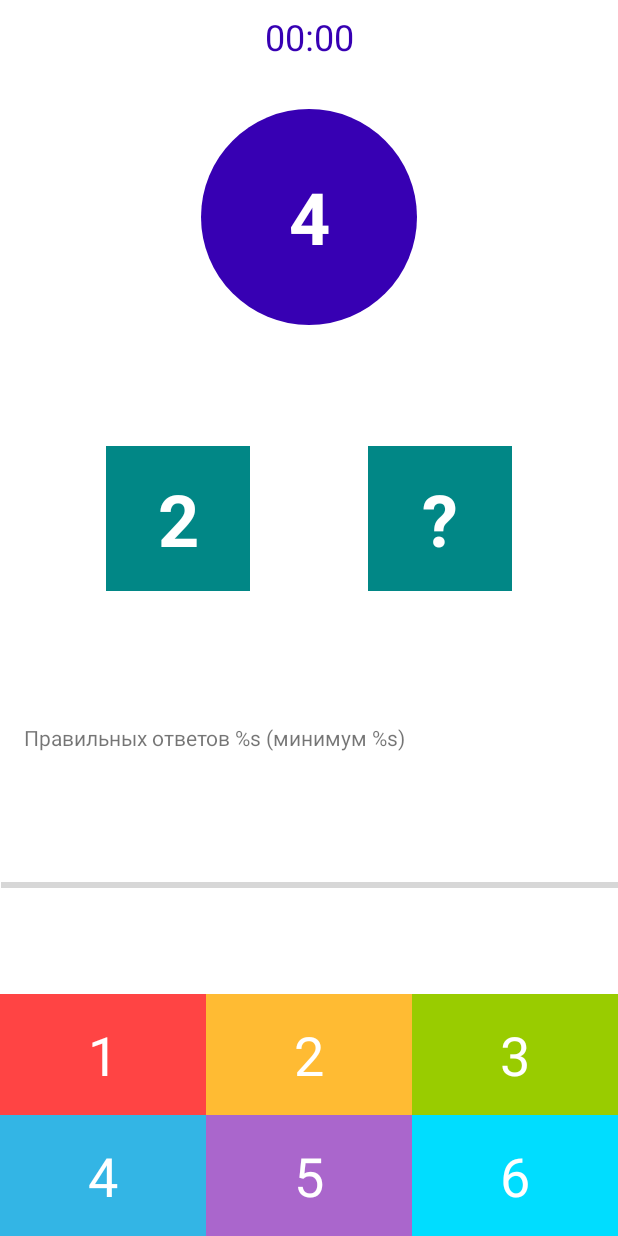
After one commit to AlexPletnyov/Counting-Trainer, an Android app: the layout fragment_game.xml on its own in the app's theme, with its tools: preview values and no code run, on a phone screen of 412 x 824 dp. The commit adds this screen. Run offline under Robolectric (Android 15) with nearby library versions, the phone set to English and light mode, and no system bars.

Commit message:
Add basic layouts

```diff
--- a/app/build.gradle
+++ b/app/build.gradle
@@ -35,8 +35,9 @@ dependencies {
 
     implementation 'androidx.core:core-ktx:1.7.0'
     implementation 'androidx.appcompat:appcompat:1.4.1'
-    implementation 'com.google.android.material:material:1.5.0'
+    implementation 'com.google.android.material:material:1.6.0'
     implementation 'androidx.constraintlayout:constraintlayout:2.1.3'
+    implementation 'androidx.legacy:legacy-support-v4:1.0.0'
     testImplementation 'junit:junit:4.13.2'
     androidTestImplementation 'androidx.test.ext:junit:1.1.3'
     androidTestImplementation 'androidx.test.espresso:espresso-core:3.4.0'
--- /dev/null
+++ b/app/src/main/res/drawable/circle_background.xml
@@ -0,0 +1,5 @@
+<?xml version="1.0" encoding="utf-8"?>
+<shape xmlns:android="http://schemas.android.com/apk/res/android"
+    android:shape="oval">
+    <solid android:color="@color/purple_700" />
+</shape>
--- /dev/null
+++ b/app/src/main/res/layout/fragment_game.xml
@@ -0,0 +1,159 @@
+<?xml version="1.0" encoding="utf-8"?>
+<androidx.constraintlayout.widget.ConstraintLayout xmlns:android="http://schemas.android.com/apk/res/android"
+    xmlns:app="http://schemas.android.com/apk/res-auto"
+    xmlns:tools="http://schemas.android.com/tools"
+    android:layout_width="match_parent"
+    android:layout_height="match_parent"
+    tools:context=".presentation.GameFragment">
+
+    <TextView
+        android:id="@+id/tv_timer"
+        android:layout_width="wrap_content"
+        android:layout_height="wrap_content"
+        android:layout_margin="8dp"
+        android:text="@string/clear_timer"
+        android:textColor="@color/purple_700"
+        android:textSize="24sp"
+        app:layout_constraintEnd_toEndOf="parent"
+        app:layout_constraintStart_toStartOf="parent"
+        app:layout_constraintTop_toTopOf="parent" />
+
+    <TextView
+        android:id="@+id/tv_sum"
+        style="@style/QuestionTextStyle"
+        android:layout_width="144dp"
+        android:layout_height="144dp"
+        android:background="@drawable/circle_background"
+        app:layout_constraintBottom_toTopOf="@+id/tv_left_number"
+        app:layout_constraintEnd_toEndOf="parent"
+        app:layout_constraintStart_toStartOf="parent"
+        app:layout_constraintTop_toTopOf="parent"
+        tools:text="4" />
+
+    <TextView
+        android:id="@+id/tv_left_number"
+        style="@style/QuestionTextStyle"
+        android:layout_width="96dp"
+        android:layout_height="wrap_content"
+        android:background="@color/teal_700"
+        app:layout_constraintBottom_toTopOf="@+id/answers_progress"
+        app:layout_constraintEnd_toStartOf="@+id/tv_question"
+        app:layout_constraintHorizontal_bias="0.5"
+        app:layout_constraintStart_toStartOf="parent"
+        app:layout_constraintTop_toBottomOf="@+id/tv_sum"
+        tools:text="2" />
+
+    <TextView
+        android:id="@+id/tv_question"
+        style="@style/QuestionTextStyle"
+        android:layout_width="96dp"
+        android:layout_height="wrap_content"
+        android:background="@color/teal_700"
+        app:layout_constraintBottom_toBottomOf="@+id/tv_left_number"
+        app:layout_constraintEnd_toEndOf="parent"
+        app:layout_constraintHorizontal_bias="0.5"
+        app:layout_constraintStart_toEndOf="@+id/tv_left_number"
+        app:layout_constraintTop_toTopOf="@+id/tv_left_number"
+        tools:text="@string/question_mark" />
+
+    <TextView
+        android:id="@+id/answers_progress"
+        android:layout_width="match_parent"
+        android:layout_height="wrap_content"
+        android:text="@string/progress_answers"
+        android:layout_margin="16dp"
+        app:layout_constraintBottom_toTopOf="@+id/progress_bar"
+        app:layout_constraintEnd_toEndOf="parent"
+        app:layout_constraintStart_toStartOf="parent"
+        app:layout_constraintTop_toBottomOf="@+id/tv_left_number" />
+
+    <ProgressBar
+        android:id="@+id/progress_bar"
+        style="@style/Widget.AppCompat.ProgressBar.Horizontal"
+        android:layout_width="411dp"
+        android:layout_height="wrap_content"
+        android:max="100"
+        android:secondaryProgressTint="@android:color/background_dark"
+        app:layout_constraintBottom_toTopOf="@+id/tv_option_1"
+        app:layout_constraintEnd_toEndOf="parent"
+        app:layout_constraintStart_toStartOf="parent"
+        app:layout_constraintTop_toBottomOf="@+id/answers_progress" />
+
+    <TextView
+        android:id="@+id/tv_option_1"
+        style="@style/OptionTextStyle"
+        android:layout_width="0dp"
+        android:layout_height="wrap_content"
+        android:background="@android:color/holo_red_light"
+        app:layout_constraintBottom_toTopOf="@+id/tv_option_4"
+        app:layout_constraintEnd_toStartOf="@+id/tv_option_2"
+        app:layout_constraintHorizontal_bias="0.5"
+        app:layout_constraintStart_toStartOf="parent"
+        tools:text="1" />
+
+    <TextView
+        android:id="@+id/tv_option_2"
+        style="@style/OptionTextStyle"
+        android:layout_width="0dp"
+        android:layout_height="wrap_content"
+        android:background="@android:color/holo_orange_light"
+        app:layout_constraintBottom_toTopOf="@+id/tv_option_5"
+        app:layout_constraintEnd_toStartOf="@+id/tv_option_3"
+        app:layout_constraintHorizontal_bias="0.5"
+        app:layout_constraintStart_toEndOf="@+id/tv_option_1"
+        app:layout_constraintVertical_chainStyle="spread"
+        tools:text="2" />
+
+    <TextView
+        android:id="@+id/tv_option_3"
+        style="@style/OptionTextStyle"
+        android:layout_width="0dp"
+        android:layout_height="wrap_content"
+        android:background="@android:color/holo_green_light"
+        app:layout_constraintBottom_toTopOf="@+id/tv_option_6"
+        app:layout_constraintEnd_toEndOf="parent"
+        app:layout_constraintHorizontal_bias="0.5"
+        app:layout_constraintStart_toEndOf="@+id/tv_option_2"
+        app:layout_constraintVertical_chainStyle="spread"
+        tools:text="3" />
+
+    <TextView
+        android:id="@+id/tv_option_4"
+        style="@style/OptionTextStyle"
+        android:layout_width="0dp"
+        android:layout_height="wrap_content"
+        android:background="@android:color/holo_blue_light"
+        app:layout_constraintBottom_toBottomOf="parent"
+        app:layout_constraintEnd_toStartOf="@+id/tv_option_5"
+        app:layout_constraintHorizontal_bias="0.5"
+        app:layout_constraintStart_toStartOf="parent"
+        app:layout_constraintVertical_chainStyle="spread"
+        tools:text="4" />
+
+    <TextView
+        android:id="@+id/tv_option_5"
+        style="@style/OptionTextStyle"
+        android:layout_width="0dp"
+        android:layout_height="wrap_content"
+        android:background="@android:color/holo_purple"
+        app:layout_constraintBottom_toBottomOf="parent"
+        app:layout_constraintEnd_toStartOf="@+id/tv_option_6"
+        app:layout_constraintHorizontal_bias="0.5"
+        app:layout_constraintStart_toEndOf="@+id/tv_option_4"
+        app:layout_constraintVertical_chainStyle="spread"
+        tools:text="5" />
+
+    <TextView
+        android:id="@+id/tv_option_6"
+        style="@style/OptionTextStyle"
+        android:layout_width="0dp"
+        android:layout_height="wrap_content"
+        android:background="@android:color/holo_blue_bright"
+        app:layout_constraintBottom_toBottomOf="parent"
+        app:layout_constraintEnd_toEndOf="parent"
+        app:layout_constraintHorizontal_bias="0.5"
+        app:layout_constraintStart_toEndOf="@+id/tv_option_5"
+        app:layout_constraintVertical_chainStyle="spread"
+        tools:text="6" />
+
+</androidx.constraintlayout.widget.ConstraintLayout>
--- /dev/null
+++ b/app/src/main/res/values/styles.xml
@@ -0,0 +1,17 @@
+<?xml version="1.0" encoding="utf-8"?>
+<resources>
+    <style name="OptionTextStyle">
+        <item name="android:padding">16dp</item>
+        <item name="android:textSize">36sp</item>
+        <item name="android:gravity">center</item>
+        <item name="android:textColor">@color/white</item>
+    </style>
+    <style name="QuestionTextStyle">
+        <item name="android:padding">16dp</item>
+        <item name="android:textSize">48sp</item>
+        <item name="android:gravity">center</item>
+        <item name="android:textColor">@color/white</item>
+        <item name="android:textStyle">bold</item>
+        <item name="android:layout_margin">8dp</item>
+    </style>
+</resources>
--- a/build.gradle
+++ b/build.gradle
@@ -2,7 +2,7 @@
 plugins {
     id 'com.android.application' version '7.1.3' apply false
     id 'com.android.library' version '7.1.3' apply false
-    id 'org.jetbrains.kotlin.android' version '1.6.20' apply false
+    id 'org.jetbrains.kotlin.android' version '1.6.21' apply false
 }
 
 task clean(type: Delete) {
```
Also changed, not shown: app/src/main/java/com/alexpletnyov/counting_trainer/presentation/ChooseLevelFragment.kt (added, +18 -0 lines), app/src/main/java/com/alexpletnyov/counting_trainer/presentation/GameFinishedFragment.kt (added, +18 -0 lines), app/src/main/java/com/alexpletnyov/counting_trainer/presentation/GameFragment.kt (added, +18 -0 lines), app/src/main/java/com/alexpletnyov/counting_trainer/presentation/WelcomeFragment.kt (added, +19 -0 lines), app/src/main/res/layout/activity_main.xml (+3 -14 lines), app/src/main/res/layout/fragment_choose_level.xml (added, +53 -0 lines), app/src/main/res/layout/fragment_game_finished.xml (added, +79 -0 lines), app/src/main/res/layout/fragment_welcome.xml (added, +54 -0 lines), app/src/main/res/values/strings.xml (+18 -0 lines).
